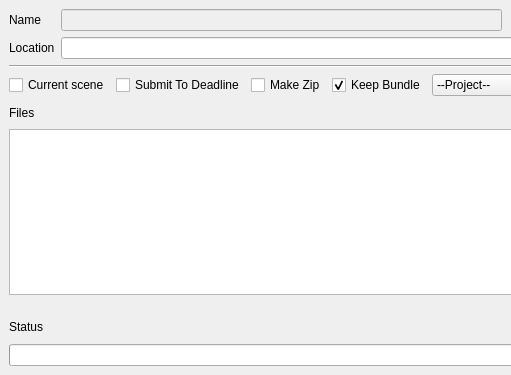
First picture: the form in ui/bundle.ui, repository iceanimations/SceneBundle, before the edit; both pictures show x 0 to 511 and y 0 to 375 of the 1050 by 375 pixel window.
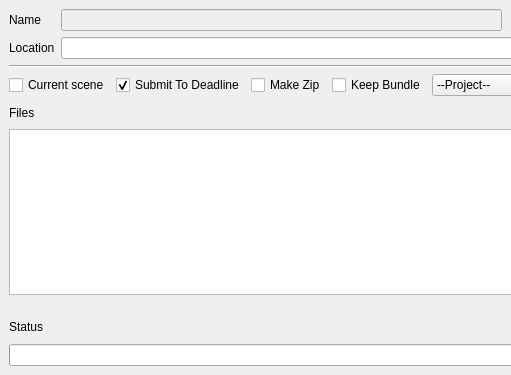
Second picture: the form after the edit.

Commit message: ep, seq and sh boxes only shown on EditForm when deadlineCheck is checked

```diff
--- a/ui/bundle.ui
+++ b/ui/bundle.ui
@@ -127,7 +127,7 @@
          <string>Submit To Deadline</string>
         </property>
         <property name="checked">
-         <bool>false</bool>
+         <bool>true</bool>
         </property>
        </widget>
       </item>
@@ -156,7 +156,7 @@
          <string>Keep Bundle</string>
         </property>
         <property name="checked">
-         <bool>true</bool>
+         <bool>false</bool>
         </property>
        </widget>
       </item>
```
The commit also changes 1 other file.
